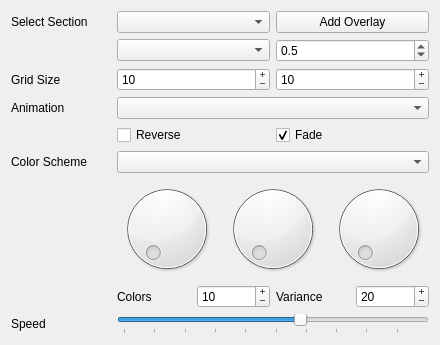
Before: the Qt Designer form gui/widget/maestrocontrol.ui in 8bitbuddhist/PixelMaestro, drawn with Qt 5.
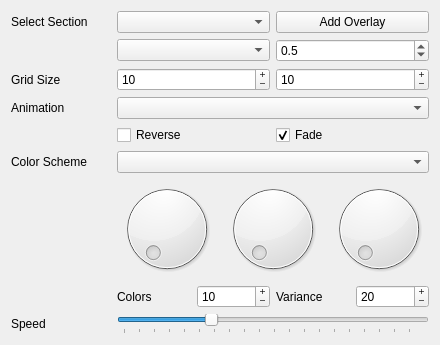
After: the same form once the commit is applied.

The edit to the form file:
```diff
--- a/gui/widget/maestrocontrol.ui
+++ b/gui/widget/maestrocontrol.ui
@@ -317,7 +317,7 @@
         <number>10</number>
        </property>
        <property name="maximum">
-        <number>500</number>
+        <number>1000</number>
        </property>
        <property name="singleStep">
         <number>5</number>
```
